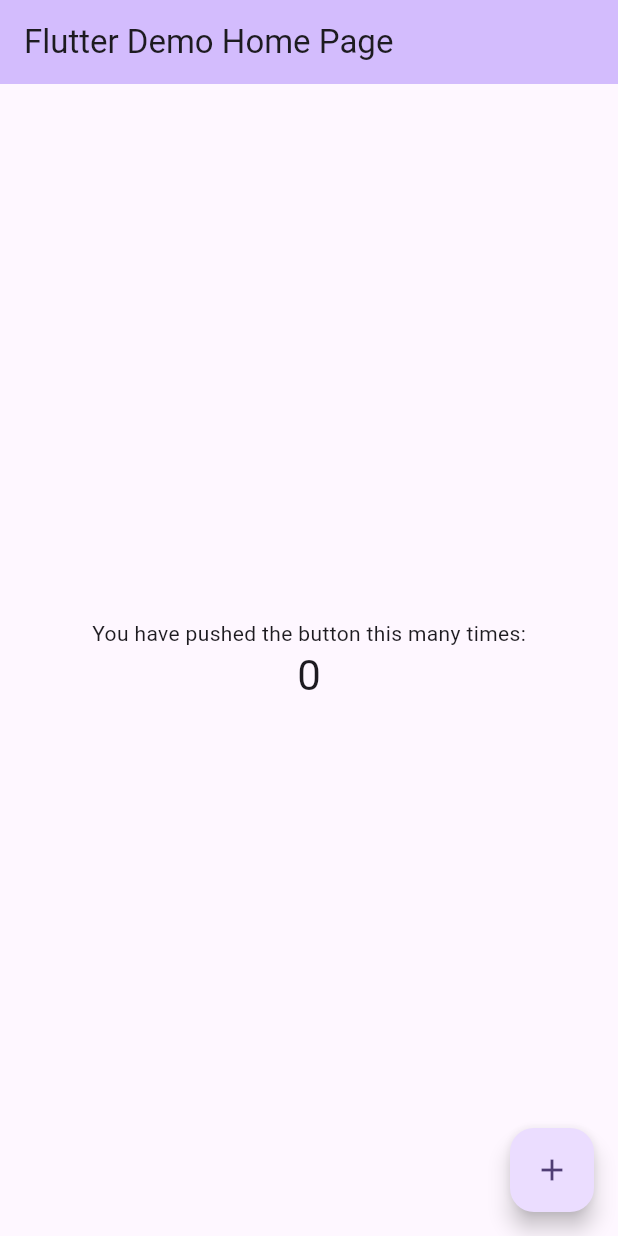
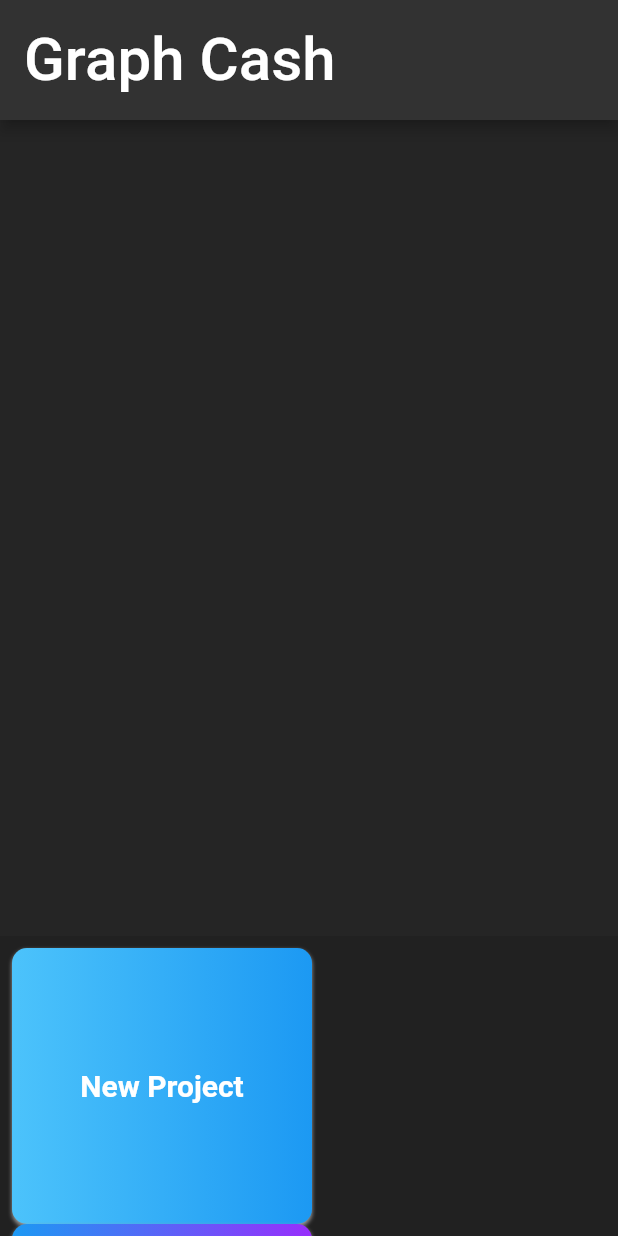
Before and after one commit to gabrielruggie/graphcash, a Flutter app: the screen it shows after launch, on a phone screen of 412 x 824 dp. Run offline on Flutter 3.47's test engine with Material 2 defaults, Android fonts, the light colour scheme and no system bars.

Commit message:
finished button bar

```diff
--- /dev/null
+++ b/graphcash_macos/lib/components/mainMenuBtn.dart
@@ -0,0 +1,44 @@
+import 'package:flutter/material.dart';
+
+class MenuButton extends StatelessWidget {
+  final Widget child;
+  final Gradient gradient;
+  final double width;
+  final double height;
+  final VoidCallback? onPressed;
+
+  const MenuButton({
+    Key? key,
+    required this.child,
+    required this.gradient,
+    required this.width,
+    required this.height,
+    required this.onPressed,
+  }) : super(key: key);
+
+  @override
+  Widget build(BuildContext context) {
+    return Container(
+      width: width,
+      height: height,
+      decoration: BoxDecoration(
+          gradient: gradient,
+          boxShadow: [
+            BoxShadow(
+              color: Colors.grey,
+              offset: Offset(0.0, 1.5),
+              blurRadius: 1.5,
+            ),
+          ],
+          borderRadius: BorderRadius.circular(10)),
+      child: Material(
+        color: Colors.transparent,
+        child: InkWell(
+            onTap: onPressed,
+            child: Center(
+              child: child,
+            )),
+      ),
+    );
+  }
+}
--- a/graphcash_macos/lib/main.dart
+++ b/graphcash_macos/lib/main.dart
@@ -1,4 +1,6 @@
 import 'package:flutter/material.dart';
+import 'package:graphcash_macos/pages/home.dart';
+//import 'package:graphcash_macos/pages/ref1.dart';
 
 void main() {
   runApp(const MyApp());
@@ -11,115 +13,8 @@ class MyApp extends StatelessWidget {
   @override
   Widget build(BuildContext context) {
     return MaterialApp(
-      title: 'Flutter Demo',
-      theme: ThemeData(
-        // This is the theme of your application.
-        //
-        // TRY THIS: Try running your application with "flutter run". You'll see
-        // the application has a blue toolbar. Then, without quitting the app,
-        // try changing the seedColor in the colorScheme below to Colors.green
-        // and then invoke "hot reload" (save your changes or press the "hot
-        // reload" button in a Flutter-supported IDE, or press "r" if you used
-        // the command line to start the app).
-        //
-        // Notice that the counter didn't reset back to zero; the application
-        // state is not lost during the reload. To reset the state, use hot
-        // restart instead.
-        //
-        // This works for code too, not just values: Most code changes can be
-        // tested with just a hot reload.
-        colorScheme: ColorScheme.fromSeed(seedColor: Colors.deepPurple),
-        useMaterial3: true,
-      ),
-      home: const MyHomePage(title: 'Flutter Demo Home Page'),
+      debugShowCheckedModeBanner: false,
+      home: const HomePage(),
     );
   }
 }
-
-class MyHomePage extends StatefulWidget {
-  const MyHomePage({super.key, required this.title});
-
-  // This widget is the home page of your application. It is stateful, meaning
-  // that it has a State object (defined below) that contains fields that affect
-  // how it looks.
-
-  // This class is the configuration for the state. It holds the values (in this
-  // case the title) provided by the parent (in this case the App widget) and
-  // used by the build method of the State. Fields in a Widget subclass are
-  // always marked "final".
-
-  final String title;
-
-  @override
-  State<MyHomePage> createState() => _MyHomePageState();
-}
-
-class _MyHomePageState extends State<MyHomePage> {
-  int _counter = 0;
-
-  void _incrementCounter() {
-    setState(() {
-      // This call to setState tells the Flutter framework that something has
-      // changed in this State, which causes it to rerun the build method below
-      // so that the display can reflect the updated values. If we changed
-      // _counter without calling setState(), then the build method would not be
-      // called again, and so nothing would appear to happen.
-      _counter++;
-    });
-  }
-
-  @override
-  Widget build(BuildContext context) {
-    // This method is rerun every time setState is called, for instance as done
-    // by the _incrementCounter method above.
-    //
-    // The Flutter framework has been optimized to make rerunning build methods
-    // fast, so that you can just rebuild anything that needs updating rather
-    // than having to individually change instances of widgets.
-    return Scaffold(
-      appBar: AppBar(
-        // TRY THIS: Try changing the color here to a specific color (to
-        // Colors.amber, perhaps?) and trigger a hot reload to see the AppBar
-        // change color while the other colors stay the same.
-        backgroundColor: Theme.of(context).colorScheme.inversePrimary,
-        // Here we take the value from the MyHomePage object that was created by
-        // the App.build method, and use it to set our appbar title.
-        title: Text(widget.title),
-      ),
-      body: Center(
-        // Center is a layout widget. It takes a single child and positions it
-        // in the middle of the parent.
-        child: Column(
-          // Column is also a layout widget. It takes a list of children and
-          // arranges them vertically. By default, it sizes itself to fit its
-          // children horizontally, and tries to be as tall as its parent.
-          //
-          // Column has various properties to control how it sizes itself and
-          // how it positions its children. Here we use mainAxisAlignment to
-          // center the children vertically; the main axis here is the vertical
-          // axis because Columns are vertical (the cross axis would be
-          // horizontal).
-          //
-          // TRY THIS: Invoke "debug painting" (choose the "Toggle Debug Paint"
-          // action in the IDE, or press "p" in the console), to see the
-          // wireframe for each widget.
-          mainAxisAlignment: MainAxisAlignment.center,
-          children: <Widget>[
-            const Text(
-              'You have pushed the button this many times:',
-            ),
-            Text(
-              '$_counter',
-              style: Theme.of(context).textTheme.headlineMedium,
-            ),
-          ],
-        ),
-      ),
-      floatingActionButton: FloatingActionButton(
-        onPressed: _incrementCounter,
-        tooltip: 'Increment',
-        child: const Icon(Icons.add),
-      ), // This trailing comma makes auto-formatting nicer for build methods.
-    );
-  }
-}
--- /dev/null
+++ b/graphcash_macos/lib/pages/home.dart
@@ -0,0 +1,104 @@
+import 'package:flutter/material.dart';
+import 'package:graphcash_macos/components/mainMenuBtn.dart';
+
+class HomePage extends StatefulWidget {
+  const HomePage({super.key});
+
+  @override
+  State<HomePage> createState() => _HomePageState();
+}
+
+class _HomePageState extends State<HomePage> {
+  @override
+  Widget build(BuildContext context) {
+    return Scaffold(
+        appBar: AppBar(
+          toolbarHeight: 80,
+          backgroundColor: Color.fromARGB(255, 50, 50, 50),
+          title: const Text(
+            "Graph Cash",
+            style: TextStyle(fontSize: 40),
+          ),
+        ),
+        body: Container(
+          color: const Color.fromARGB(255, 37, 37, 37),
+          child: Column(
+            mainAxisAlignment: MainAxisAlignment.spaceBetween,
+            crossAxisAlignment: CrossAxisAlignment.stretch,
+            children: <Widget>[
+              Container(
+                height: 500,
+                child: Row(
+                  children: <Widget>[],
+                ),
+              ),
+              Container(
+                height: 200,
+                color: Color.fromARGB(255, 33, 33, 33),
+                child: ButtonBar(
+                  //constraints: const BoxConstraints(maxWidth: 200),
+                  mainAxisSize: MainAxisSize.max,
+                  alignment: MainAxisAlignment.spaceEvenly,
+                  children: <Widget>[
+                    MenuButton(
+                      height: 75,
+                      width: 200,
+                      gradient: const LinearGradient(
+                        colors: <Color>[
+                          Color.fromARGB(255, 76, 195, 251),
+                          Color.fromARGB(255, 28, 153, 243)
+                        ],
+                      ),
+                      onPressed: () {},
+                      child: const Text(
+                        'New Project',
+                        style: TextStyle(
+                            color: Colors.white,
+                            fontSize: 20,
+                            fontWeight: FontWeight.bold),
+                      ),
+                    ),
+                    MenuButton(
+                      height: 75,
+                      width: 200,
+                      gradient: const LinearGradient(
+                        colors: <Color>[
+                          Color.fromARGB(255, 28, 153, 243),
+                          Color.fromARGB(255, 152, 46, 252)
+                        ],
+                      ),
+                      onPressed: () {},
+                      child: const Text(
+                        'New Transaction',
+                        style: TextStyle(
+                            color: Colors.white,
+                            fontSize: 20,
+                            fontWeight: FontWeight.bold),
+                      ),
+                    ),
+                    MenuButton(
+                      height: 75,
+                      width: 200,
+                      gradient: const LinearGradient(
+                        colors: <Color>[
+                          Color.fromARGB(255, 167, 57, 207),
+                          Color.fromARGB(255, 118, 19, 205)
+                        ],
+                      ),
+                      onPressed: () {},
+                      child: const Text(
+                        'Generate Report',
+                        style: TextStyle(
+                            color: Colors.white,
+                            fontSize: 20,
+                            fontWeight: FontWeight.bold),
+                      ),
+                    )
+                  ],
+                ),
+              ),
+            ],
+          ),
+        ));
+  }
+}
--- /dev/null
+++ b/graphcash_macos/lib/pages/ref1.dart
@@ -0,0 +1,88 @@
+import 'package:flutter/material.dart';
+
+class MyHomePage extends StatefulWidget {
+  const MyHomePage({super.key});
+
+  // This widget is the home page of your application. It is stateful, meaning
+  // that it has a State object (defined below) that contains fields that affect
+  // how it looks.
+
+  // This class is the configuration for the state. It holds the values (in this
+  // case the title) provided by the parent (in this case the App widget) and
+  // used by the build method of the State. Fields in a Widget subclass are
+  // always marked "final".
+
+  @override
+  State<MyHomePage> createState() => _MyHomePageState();
+}
+
+class _MyHomePageState extends State<MyHomePage> {
+  int _counter = 0;
+
+  void _incrementCounter() {
+    setState(() {
+      // This call to setState tells the Flutter framework that something has
+      // changed in this State, which causes it to rerun the build method below
+      // so that the display can reflect the updated values. If we changed
+      // _counter without calling setState(), then the build method would not be
+      // called again, and so nothing would appear to happen.
+      _counter++;
+    });
+  }
+
+  @override
+  Widget build(BuildContext context) {
+    // This method is rerun every time setState is called, for instance as done
+    // by the _incrementCounter method above.
+    //
+    // The Flutter framework has been optimized to make rerunning build methods
+    // fast, so that you can just rebuild anything that needs updating rather
+    // than having to individually change instances of widgets.
+    return Scaffold(
+      appBar: AppBar(
+          // TRY THIS: Try changing the color here to a specific color (to
+          // Colors.amber, perhaps?) and trigger a hot reload to see the AppBar
+          // change color while the other colors stay the same.
+          backgroundColor:
+              Colors.amber, //Theme.of(context).colorScheme.inversePrimary,
+          // Here we take the value from the MyHomePage object that was created by
+          // the App.build method, and use it to set our appbar title.
+          title: const Text("GraphCash") //Text(widget.title),
+          ),
+      body: Center(
+        // Center is a layout widget. It takes a single child and positions it
+        // in the middle of the parent.
+        child: Column(
+          // Column is also a layout widget. It takes a list of children and
+          // arranges them vertically. By default, it sizes itself to fit its
+          // children horizontally, and tries to be as tall as its parent.
+          //
+          // Column has various properties to control how it sizes itself and
+          // how it positions its children. Here we use mainAxisAlignment to
+          // center the children vertically; the main axis here is the vertical
+          // axis because Columns are vertical (the cross axis would be
+          // horizontal).
+          //
+          // TRY THIS: Invoke "debug painting" (choose the "Toggle Debug Paint"
+          // action in the IDE, or press "p" in the console), to see the
+          // wireframe for each widget.
+          mainAxisAlignment: MainAxisAlignment.center,
+          children: <Widget>[
+            const Text(
+              'You have pushed the button this many times:',
+            ),
+            Text(
+              '$_counter',
+              style: Theme.of(context).textTheme.headlineMedium,
+            ),
+          ],
+        ),
+      ),
+      floatingActionButton: FloatingActionButton(
+        onPressed: _incrementCounter,
+        tooltip: 'Increment',
+        child: const Icon(Icons.add),
+      ), // This trailing comma makes auto-formatting nicer for build methods.
+    );
+  }
+}
```
Also changed, not shown: 1 other file.
